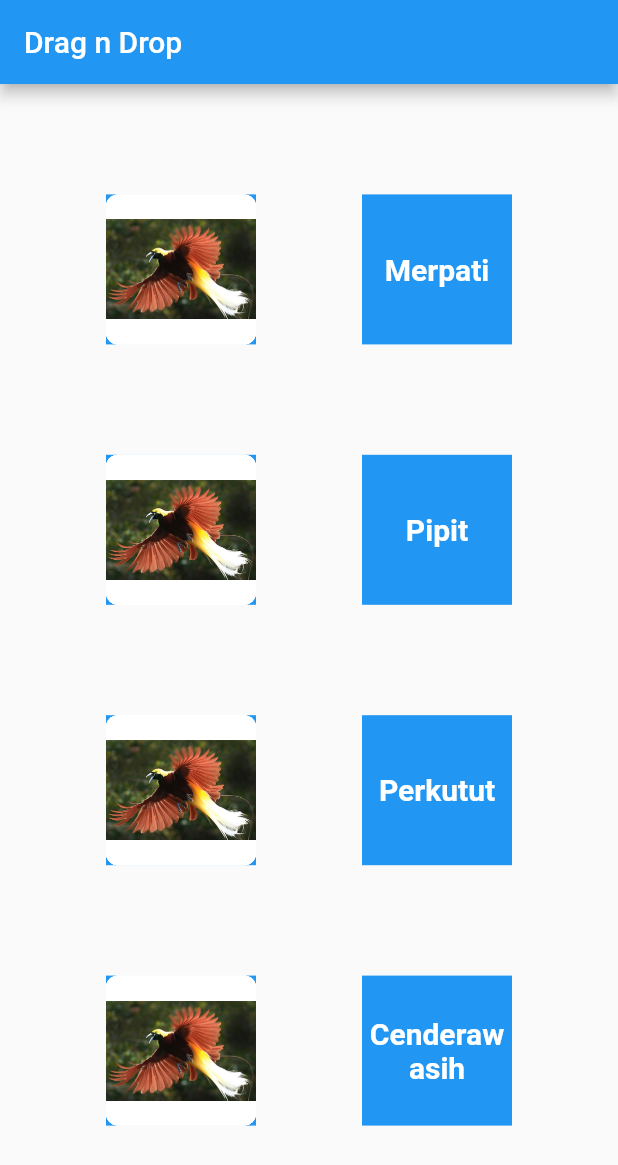
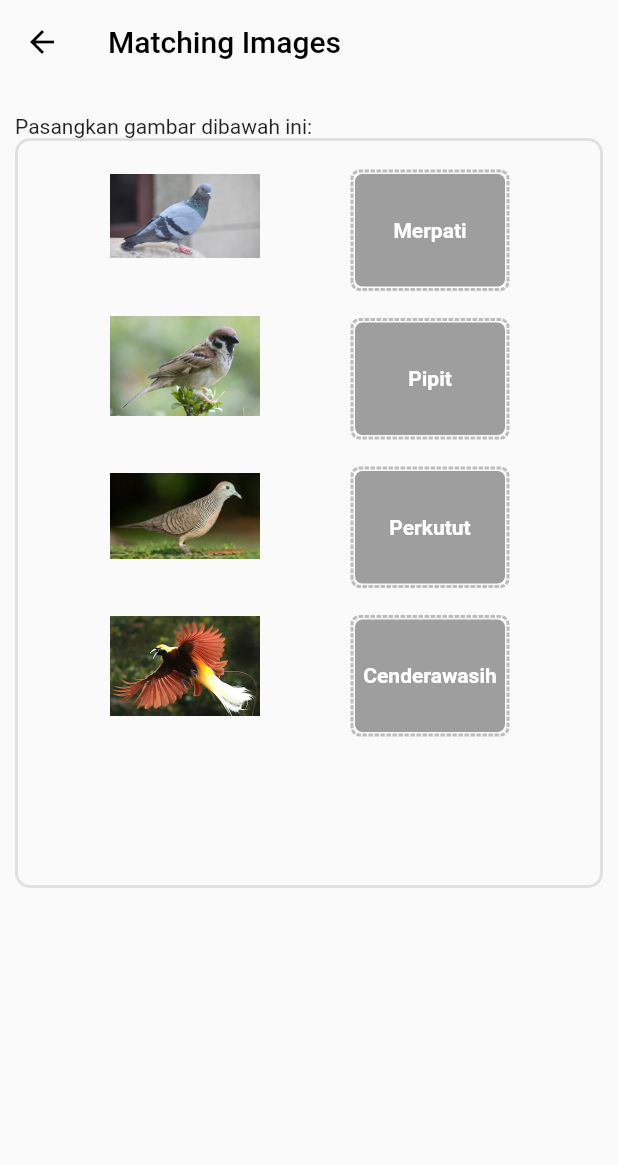
Before and after one commit to taufiqjack/dragndrop_game_matchingimage, a Flutter app: the screen it shows after launch, on a phone screen of 412 x 824 dp. Shown: the top 1165 px of the screen. Run offline on Flutter 3.47's test engine with Material 2 defaults, Android fonts, the light colour scheme and no system bars; drawn by our look-alikes of dotted_border; our stand-ins replace font_awesome_flutter; missing offline and left inert: drag_and_drop_lists.

Commit message:
update all

```diff
--- a/lib/main.dart
+++ b/lib/main.dart
@@ -1,4 +1,3 @@
-import 'package:dragndrop/dropwithscore.dart';
 import 'package:dragndrop/ui/view/listdragndrop.dart';
 import 'package:flutter/material.dart';
 
@@ -13,6 +12,7 @@ class MyApp extends StatelessWidget {
   @override
   Widget build(BuildContext context) {
     return MaterialApp(
+        debugShowCheckedModeBanner: false,
         title: 'Flutter Demo',
         theme: ThemeData(
           // This is the theme of your application.
--- a/lib/ui/view/listdragndrop.dart
+++ b/lib/ui/view/listdragndrop.dart
@@ -1,5 +1,6 @@
 import 'dart:math';
 
+import 'package:dotted_border/dotted_border.dart';
 import 'package:dragndrop/ui/data/data.dart';
 import 'package:dragndrop/ui/data/string.dart';
 import 'package:dragndrop/ui/widget/draggableWidget.dart';
@@ -31,19 +32,43 @@ class _ListDragDropState extends State<ListDragDrop> {
   Widget build(BuildContext context) {
     return Scaffold(
       appBar: AppBar(
+        backgroundColor: Colors.transparent,
+        elevation: 0,
+        leading: InkWell(
+          child: const Icon(
+            Icons.arrow_back_sharp,
+            color: Colors.black,
+          ),
+          onTap: () {},
+        ),
         title: const Text(
-          'Drag n Drop',
+          'Matching Images',
+          style: TextStyle(color: Colors.black),
         ),
       ),
-      body: Row(
+      body: Padding(
+        padding:
+            const EdgeInsets.only(top: 20, bottom: 20, left: 10, right: 10),
+        child: Column(
+          children: [
+            const Align(
+              alignment: Alignment.centerLeft,
+              child: Text(
+                'Pasangkan gambar dibawah ini:',
+              ),
+            ),
+            Container(
+              height: 500,
+              width: 400,
+              decoration: BoxDecoration(
+                borderRadius: BorderRadius.circular(10),
+                border: Border.all(width: 2, color: Colors.grey.shade300),
+              ),
+              child: Row(
                 mainAxisAlignment: MainAxisAlignment.spaceEvenly,
                 children: [
-          Column(
-            mainAxisAlignment: MainAxisAlignment.spaceEvenly,
-            children: [
-              target(
+                  fromList(
                     context,
-                text: '',
                     birds: all,
                     birdsName: BirdsName.values,
                     onAccept: (data) => setState(() {
@@ -51,40 +76,7 @@ class _ListDragDropState extends State<ListDragDrop> {
                       all.add(data);
                     }),
                   ),
-              target(
-                context,
-                text: '',
-                birds: all,
-                birdsName: BirdsName.values,
-                onAccept: (data) => setState(() {
-                  removeAll(data);
-                  all.add(data);
-                }),
-              ),
-              target(
-                context,
-                text: '',
-                birds: all,
-                birdsName: BirdsName.values,
-                onAccept: (data) => setState(() {
-                  removeAll(data);
-                  all.add(data);
-                }),
-              ),
-              target(
-                context,
-                text: '',
-                birds: all,
-                birdsName: BirdsName.values,
-                onAccept: (data) => setState(() {
-                  removeAll(data);
-                  all.add(data);
-                }),
-              )
-            ],
-          ),
                   Column(
-            mainAxisAlignment: MainAxisAlignment.spaceEvenly,
                     children: [
                       target(
                         context,
@@ -127,11 +119,38 @@ class _ListDragDropState extends State<ListDragDrop> {
                         }),
                       ),
                     ],
-          )
+                  ),
                 ],
+              ),
+            ),
+          ],
+        ),
       ),
     );
   }
+
+  Widget fromList(
+    BuildContext context, {
+    required List<Birds> birds,
+    required List<BirdsName> birdsName,
+    required DragTargetAccept<Birds> onAccept,
+  }) =>
+      DragTarget<Birds>(
+        builder: (context, cd, rj) => Column(
+          children: [
+            ...birds
+                .map((bird) => SizedBox(
+                    height: 100,
+                    width: 100,
+                    child: DraggableWidget(bird: bird)))
+                .toList(),
+          ],
+        ),
+        onWillAccept: (data) => true,
+        onAccept: (data) {
+          onAccept(data);
+        },
+      );
 
   Widget target(
     BuildContext context, {
@@ -140,32 +159,43 @@ class _ListDragDropState extends State<ListDragDrop> {
     required List<BirdsName> birdsName,
     required DragTargetAccept<Birds> onAccept,
   }) =>
-      Container(
-          height: 100,
+      Padding(
+        padding: const EdgeInsetsDirectional.only(top: 20),
+        child: DottedBorder(
+          borderType: BorderType.RRect,
+          strokeWidth: 2,
+          radius: const Radius.circular(5),
+          color: Colors.grey.shade400,
+          child: Container(
+            decoration: BoxDecoration(
+              borderRadius: BorderRadius.circular(5),
+              color: Colors.grey.shade500,
+            ),
+            height: 75,
             width: 100,
-          color: Colors.blue,
             child: DragTarget<Birds>(
               builder: (context, cd, rj) => Stack(
                 children: [
-                ...birds.map((bird) => DraggableWidget(bird: bird)).toList(),
-                IgnorePointer(
-                  child: Center(
+                  Center(
                     child: buildText(text!),
                   ),
-                ),
+                  ...birds.map((bird) => DraggableWidget(bird: bird)).toList(),
                 ],
               ),
               onWillAccept: (data) => true,
               onAccept: (data) {
                 onAccept(data);
               },
-          ));
+            ),
+          ),
+        ),
+      );
 
   Widget buildText(String text) => Text(
         text,
         style: const TextStyle(
           color: Colors.white,
-          fontSize: 20,
+          fontSize: 14,
           fontWeight: FontWeight.bold,
         ),
         textAlign: TextAlign.center,
--- a/lib/ui/widget/draggableWidget.dart
+++ b/lib/ui/widget/draggableWidget.dart
@@ -5,8 +5,9 @@ class DraggableWidget extends StatelessWidget {
   final Birds bird;
 
   const DraggableWidget({
+    Key? key,
     required this.bird,
-  });
+  }) : super(key: key);
 
   static double size = 150;
 
@@ -15,16 +16,12 @@ class DraggableWidget extends StatelessWidget {
         data: bird,
         feedback: buildImage(),
         child: buildImage(),
-        childWhenDragging: Container(height: size),
+        childWhenDragging: Container(),
       );
 
-  Widget buildImage() => Container(
+  Widget buildImage() => SizedBox(
         height: size,
         width: size,
-        decoration: BoxDecoration(
-          borderRadius: BorderRadius.circular(8),
-          color: Colors.white,
-        ),
         child: Image.asset(bird.imgAsset),
       );
 }
```
Also changed, not shown: pubspec.lock. Lines whose indentation alone changed are shown as unchanged.
